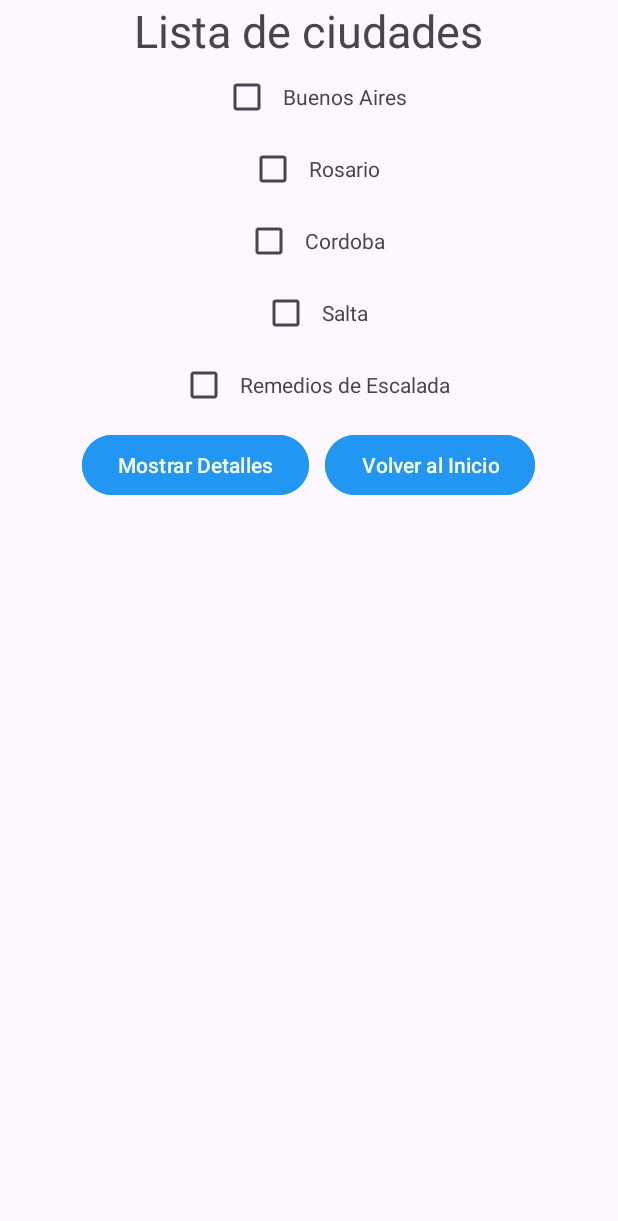
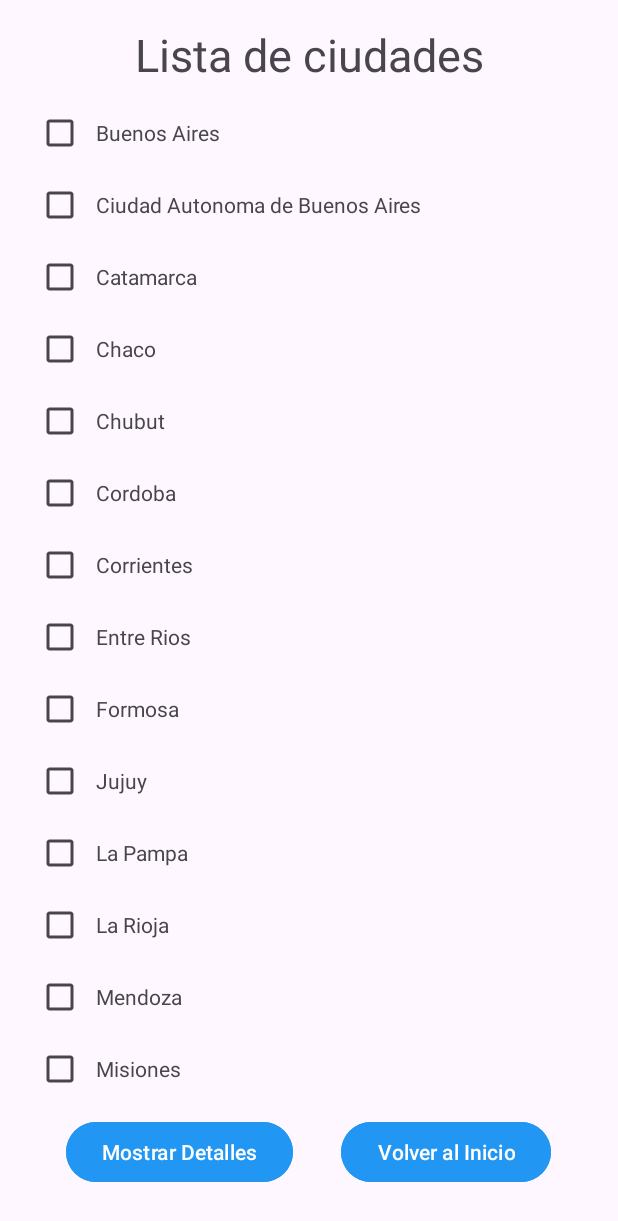
Before and after one commit to ju1618/TP_SDL_G11, an Android app: the ListaCiudadesActivity screen opened directly, with no data from a screen before it, on a phone screen of 412 x 824 dp. Shown: the top 1221 px of the screen. Run offline under Robolectric (Android 15) with nearby library versions, the phone set to English and light mode, and no system bars.

Commit message:
Segunda entrega

```diff
--- a/app/src/main/AndroidManifest.xml
+++ b/app/src/main/AndroidManifest.xml
@@ -1,6 +1,6 @@
 <?xml version="1.0" encoding="utf-8"?>
 <manifest xmlns:android="http://schemas.android.com/apk/res/android"
-    xmlns:tools="http://schemas.android.com/tools">
+    xmlns:tools="http://schemas.android.com/tools" package="com.example.tp_g11">
 
     <application
         android:allowBackup="true"
--- /dev/null
+++ b/app/src/main/java/com/example/tp_g11/Ciudad.kt
@@ -0,0 +1,3 @@
+package com.example.tp_g11
+
+data class Ciudad ( val nombre: String)
--- /dev/null
+++ b/app/src/main/java/com/example/tp_g11/CiudadAdaptador.kt
@@ -0,0 +1,21 @@
+package com.example.tp_g11
+import android.view.LayoutInflater
+import android.view.ViewGroup
+import androidx.recyclerview.widget.RecyclerView
+
+class CiudadAdaptador(val listaCiudades: List<Ciudad>):RecyclerView.Adapter<CiudadViewHolder>(){
+    override fun onCreateViewHolder(parent: ViewGroup, viewType: Int): CiudadViewHolder {
+        val inflater= LayoutInflater.from(parent.context)
+        return CiudadViewHolder(inflater.inflate(R.layout.item_ciudad,parent,false))
+    }
+
+    override fun onBindViewHolder(holder: CiudadViewHolder, position: Int) {
+        val item=listaCiudades[position]
+        holder.render(item)
+    }
+
+    override fun getItemCount(): Int {
+        return listaCiudades.size
+    }
+
+}
--- /dev/null
+++ b/app/src/main/java/com/example/tp_g11/CiudadViewHolder.kt
@@ -0,0 +1,12 @@
+package com.example.tp_g11
+import android.view.View
+import android.widget.TextView
+import androidx.recyclerview.widget.RecyclerView.ViewHolder
+
+class CiudadViewHolder(view : View): ViewHolder(view){
+    val nombreCiudad = view.findViewById<TextView>(R.id.ciudades)
+    fun render(ciudad: Ciudad){
+        //cambiamos los valores en el layout
+        nombreCiudad.text=ciudad.nombre
+    }
+}
--- /dev/null
+++ b/app/src/main/java/com/example/tp_g11/CiudadesProvider.kt
@@ -0,0 +1,33 @@
+package com.example.tp_g11
+
+class CiudadesProvider {
+    companion object {
+        val ciudadesLista= listOf<Ciudad>(
+            Ciudad ("Buenos Aires"),
+            Ciudad ("Ciudad Autonoma de Buenos Aires"),
+            Ciudad ("Catamarca"),
+            Ciudad ("Chaco"),
+            Ciudad ("Chubut"),
+            Ciudad ("Cordoba"),
+            Ciudad ("Corrientes"),
+            Ciudad ("Entre Rios"),
+            Ciudad ("Formosa"),
+            Ciudad ("Jujuy"),
+            Ciudad ("La Pampa"),
+            Ciudad ("La Rioja"),
+            Ciudad ("Mendoza"),
+            Ciudad ("Misiones"),
+            Ciudad ("Neuquen"),
+            Ciudad ("Rio Negro"),
+            Ciudad ("Salta"),
+            Ciudad ("San Juan"),
+            Ciudad ("San Luis"),
+            Ciudad ("Santa Cruz"),
+            Ciudad ("Santa Fe"),
+            Ciudad ("Santiago del Estero"),
+            Ciudad ("Tierra del Fuego"),
+            Ciudad ("Tucuman"),
+
+        )
+    }
+}
--- a/app/src/main/java/com/example/tp_g11/ListaCiudadesActivity.kt
+++ b/app/src/main/java/com/example/tp_g11/ListaCiudadesActivity.kt
@@ -5,24 +5,20 @@ import androidx.appcompat.app.AppCompatActivity
 import android.os.Bundle
 import android.widget.Button
 import android.widget.CheckBox
+import androidx.recyclerview.widget.LinearLayoutManager
+import androidx.recyclerview.widget.RecyclerView
 
 class ListaCiudadesActivity : AppCompatActivity() {
     lateinit var btnMostrar : Button
     lateinit var btnVolver: Button
-    lateinit var cbBA: CheckBox
-    lateinit var cbRos: CheckBox
-    lateinit var cbCor: CheckBox
-    lateinit var cbSal: CheckBox
-    lateinit var cbEsc: CheckBox
 
     override fun onCreate(savedInstanceState: Bundle?) {
         super.onCreate(savedInstanceState)
         setContentView(R.layout.activity_lista_ciudades)
-        cbBA=findViewById(R.id.cbBA)
-        cbRos=findViewById(R.id.cbRos)
-        cbCor=findViewById(R.id.cbCor)
-        cbSal=findViewById(R.id.cbSal)
-        cbEsc=findViewById(R.id.cbEsc)
+
+        val vistaReciclada = findViewById<RecyclerView>(R.id.recyclerCiudades)
+        vistaReciclada.layoutManager= LinearLayoutManager(this)
+        vistaReciclada.adapter=CiudadAdaptador(CiudadesProvider.ciudadesLista)
 
         btnMostrar=findViewById(R.id.btnMostrar)
 
--- a/app/src/main/res/layout/activity_lista_ciudades.xml
+++ b/app/src/main/res/layout/activity_lista_ciudades.xml
@@ -1,132 +1,61 @@
 <?xml version="1.0" encoding="utf-8"?>
-<LinearLayout xmlns:android="http://schemas.android.com/apk/res/android"
+<androidx.constraintlayout.widget.ConstraintLayout
+    xmlns:android="http://schemas.android.com/apk/res/android"
     xmlns:app="http://schemas.android.com/apk/res-auto"
     xmlns:tools="http://schemas.android.com/tools"
     android:layout_width="match_parent"
     android:layout_height="match_parent"
-    android:orientation="vertical"
-    android:gravity="center_horizontal"
     tools:context=".ListaCiudadesActivity">
 
     <TextView
+        android:id="@+id/textViewTitulo"
         android:layout_width="wrap_content"
         android:layout_height="wrap_content"
         android:text="Lista de ciudades"
         android:textSize="30sp"
-        android:layout_gravity="center_horizontal"/>
-        <LinearLayout
-            android:layout_width="wrap_content"
-            android:layout_height="wrap_content"
-            android:orientation="vertical"
-            android:gravity="center_horizontal">
+        app:layout_constraintTop_toTopOf="parent"
+        app:layout_constraintStart_toStartOf="parent"
+        app:layout_constraintEnd_toEndOf="parent"
+        android:layout_marginTop="16dp"/>
 
-        <LinearLayout
-            android:layout_width="wrap_content"
-            android:layout_height="wrap_content"
-            android:orientation="horizontal"
-            android:gravity="center_vertical">
-
-            <CheckBox
-                android:id="@+id/cbBA"
-                android:layout_width="wrap_content"
-                android:layout_height="wrap_content"
-                />
-            <TextView
-                android:layout_width="match_parent"
-                android:layout_height="wrap_content"
-                android:text="Buenos Aires"
-                android:layout_gravity="center"/>
-        </LinearLayout>
-
-        <LinearLayout
-            android:layout_width="wrap_content"
-            android:layout_height="wrap_content"
-            android:orientation="horizontal"
-            android:gravity="center_vertical">
-            <CheckBox
-                android:id="@+id/cbRos"
-                android:layout_width="wrap_content"
-                android:layout_height="wrap_content"
-                />
-            <TextView
-                android:layout_width="match_parent"
-                android:layout_height="wrap_content"
-                android:text="Rosario"
-                android:layout_gravity="center"/>
-        </LinearLayout>
-
-        <LinearLayout
-            android:layout_width="wrap_content"
-            android:layout_height="wrap_content"
-            android:orientation="horizontal"
-            android:gravity="center_vertical">
-            <CheckBox
-                android:id="@+id/cbCor"
-                android:layout_width="wrap_content"
-                android:layout_height="wrap_content"
-                />
-            <TextView
-                android:layout_width="match_parent"
-                android:layout_height="wrap_content"
-                android:text="Cordoba"
-                android:layout_gravity="center"/>
-        </LinearLayout>
-
-        <LinearLayout
-            android:layout_width="wrap_content"
-            android:layout_height="wrap_content"
-            android:orientation="horizontal"
-            android:gravity="center_vertical">
-            <CheckBox
-                android:id="@+id/cbSal"
-                android:layout_width="wrap_content"
-                android:layout_height="wrap_content"
-                />
-            <TextView
-                android:layout_width="match_parent"
-                android:layout_height="wrap_content"
-                android:text="Salta"
-                android:layout_gravity="center"/>
-        </LinearLayout>
-
-        <LinearLayout
-            android:layout_width="wrap_content"
-            android:layout_height="wrap_content"
-            android:orientation="horizontal"
-            android:gravity="center_vertical">
-            <CheckBox
-                android:id="@+id/cbEsc"
-                android:layout_width="wrap_content"
-                android:layout_height="wrap_content"
-                />
-            <TextView
-                android:layout_width="match_parent"
-                android:layout_height="wrap_content"
-                android:text="Remedios de Escalada"
-                android:layout_gravity="center"/>
-        </LinearLayout>
-
-    </LinearLayout>
+    <androidx.recyclerview.widget.RecyclerView
+        android:id="@+id/recyclerCiudades"
+        android:layout_width="0dp"
+        android:layout_height="0dp"
+        app:layout_constraintTop_toBottomOf="@+id/textViewTitulo"
+        app:layout_constraintStart_toStartOf="parent"
+        app:layout_constraintEnd_toEndOf="parent"
+        app:layout_constraintBottom_toTopOf="@+id/layoutButtons"
+        android:layout_marginTop="8dp"
+        android:layout_marginStart="16dp"
+        android:layout_marginEnd="16dp"/>
 
     <LinearLayout
-        android:layout_width="wrap_content"
-        android:layout_height="wrap_content">
+        android:id="@+id/layoutButtons"
+        android:orientation="horizontal"
+        android:layout_width="match_parent"
+        android:layout_height="wrap_content"
+        android:gravity="center"
+        app:layout_constraintBottom_toBottomOf="parent"
+        app:layout_constraintStart_toStartOf="parent"
+        app:layout_constraintEnd_toEndOf="parent"
+        android:layout_marginBottom="16dp">
 
         <Button
             android:id="@+id/btnMostrar"
             android:layout_width="wrap_content"
             android:layout_height="wrap_content"
-            android:layout_margin="5dp"
+            android:layout_margin="16dp"
             android:backgroundTint="#2196F3"
             android:text="Mostrar Detalles" />
+
         <Button
             android:id="@+id/btnVolver"
             android:layout_width="wrap_content"
             android:layout_height="wrap_content"
-            android:layout_margin="5dp"
+            android:layout_margin="16dp"
             android:backgroundTint="#2196F3"
             android:text="Volver al Inicio" />
-
     </LinearLayout>
 
-</LinearLayout>
+</androidx.constraintlayout.widget.ConstraintLayout>
--- /dev/null
+++ b/app/src/main/res/layout/item_ciudad.xml
@@ -0,0 +1,35 @@
+<?xml version="1.0" encoding="utf-8"?>
+<LinearLayout
+    xmlns:tools="http://schemas.android.com/tools"
+    xmlns:android="http://schemas.android.com/apk/res/android"
+    android:layout_width="match_parent"
+    android:layout_height="wrap_content">
+
+    <LinearLayout
+        android:layout_width="wrap_content"
+        android:layout_height="wrap_content"
+        android:orientation="vertical"
+        android:gravity="center_horizontal">
+
+    <LinearLayout
+        android:layout_width="wrap_content"
+        android:layout_height="wrap_content"
+        android:orientation="horizontal"
+        android:gravity="center_vertical">
+
+        <CheckBox
+            android:id="@+id/cbBA"
+            android:layout_width="wrap_content"
+            android:layout_height="wrap_content"
+            />
+        <TextView
+            android:id="@+id/ciudades"
+            android:layout_width="match_parent"
+            android:layout_height="wrap_content"
+            tools:text="Buenos Aires"
+            android:layout_gravity="center"/>
+    </LinearLayout>
+
+    </LinearLayout>
+
+</LinearLayout>
```
Also changed, not shown: 1 other file.
